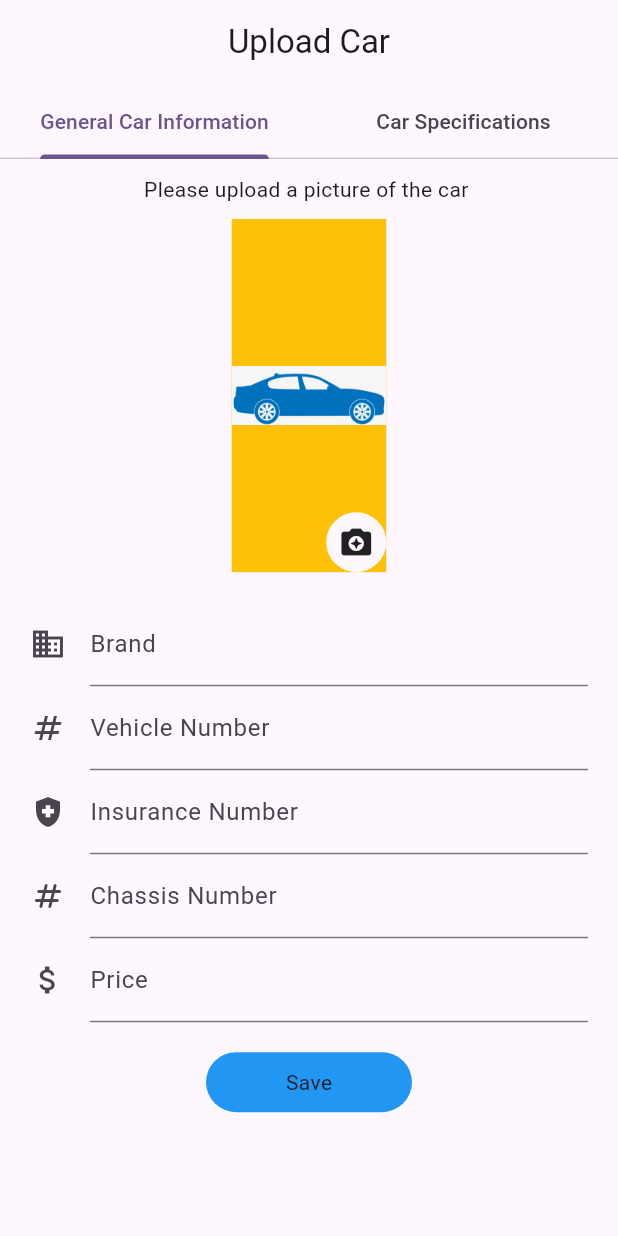
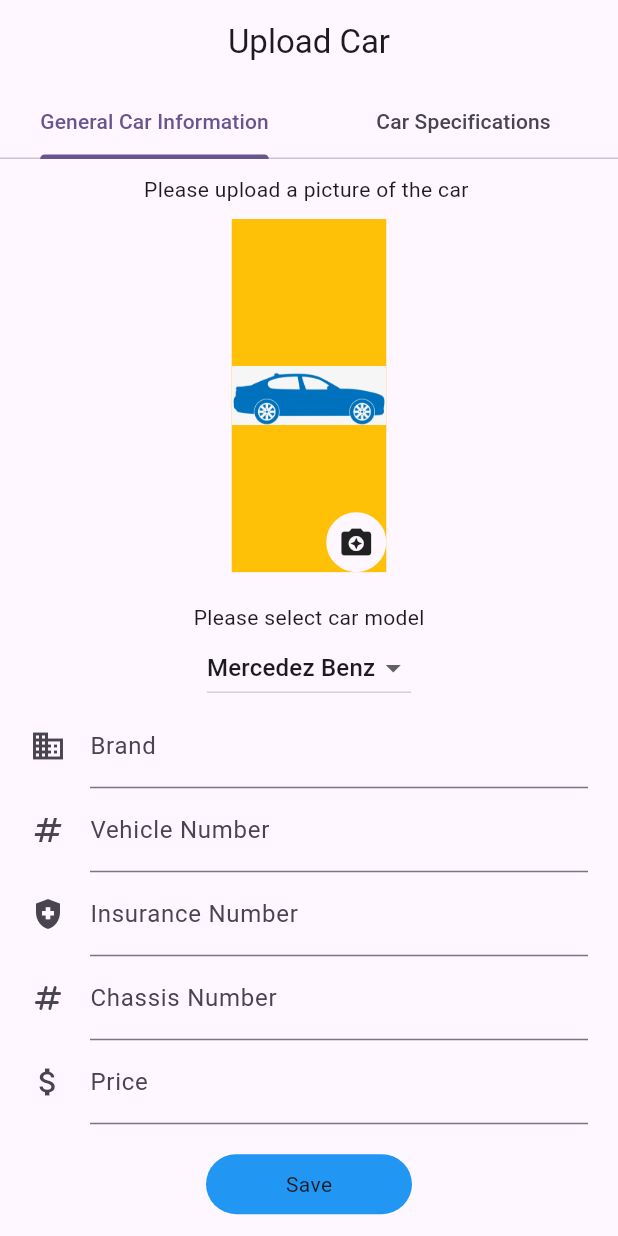
Before and after one commit to padman-1/Vehicle-rental-management-portal, a Flutter app: the UploadTab screen opened directly, on a phone screen of 412 x 824 dp. Run offline on Flutter 3.47's test engine with Material 2 defaults, Android fonts, the light colour scheme and no system bars; our stand-ins replace google_fonts.

Commit message:
added a drop down menu for the car model

```diff
--- a/lib/pages/car_upload/components/general_car_info_form.dart
+++ b/lib/pages/car_upload/components/general_car_info_form.dart
@@ -39,6 +39,9 @@
   @override
   Widget build(BuildContext context) {
     final devSize = MediaQuery.of(context).size;
+    List<String> list = <String>["Mercedez Benz","Jaguar","Lexus","Chevrolet"];
+    String selectedValue = list.first;
+
     return  SingleChildScrollView(
       child: Column(
         //mainAxisAlignment: MainAxisAlignment.center,
@@ -88,36 +91,57 @@
           const SizedBox(
             height: 20,
           ),
+          const Text('Please select car model'),
           Form(
             child: Container(
               margin: const EdgeInsets.symmetric(horizontal: 20),
-              child: const Column(
+              child: Column(
                 children: [
+                  DropdownButton(
+                    value: selectedValue,
+                    // items: dropdownItems,
+                    onChanged: (String? value){
+                    setState(() {
+                      selectedValue = value!;
+                    });
+                  },
+                  items: list.map<DropdownMenuItem<String>>((value) {
+                    return DropdownMenuItem(
+                      value: value,
+                      child: Text(value),
+                      );
+                  }).toList(),
+
+                  ),
                    CarSpecsFormTextField(
                     icon: Icon(Icons.business),
                     labeltext: 'Brand',
                     hintext: 'Enter the car Brand',
-              // controller: _brandController,
+                    controller: _brandController,
                 ),
                   CarSpecsFormTextField(
                     icon: Icon(Icons.numbers),
                     labeltext: 'Vehicle Number',
                     hintext: 'Enter the Vehicle Number',
+                    controller: _vehicleNumberController,
                 ),
                   CarSpecsFormTextField(
                     icon: Icon(Icons.health_and_safety),
                     labeltext: 'Insurance Number',
                     hintext: 'Enter the Insurance Number',
+                    controller: _insuranceNumberController,
                 ),
                   CarSpecsFormTextField(
                     icon: Icon(Icons.numbers_rounded),
                     labeltext: 'Chassis Number',
                     hintext: 'Enter the Chassis Number',
+                    controller: _vinNumberController,
                 ),
                   CarSpecsFormTextField(
                     icon: Icon(Icons.attach_money),
                     labeltext: 'Price',
                     hintext: 'Enter the amount',
+                    controller: _amountController,
                 ),
                 ],
               ),
@@ -146,3 +170,12 @@
     );
   }
 }
+List<DropdownMenuItem<String>> get dropdownItems{
+  List<DropdownMenuItem<String>> menuItems = const [
+    DropdownMenuItem(child: Text("Mercedez Benz"),value: "Mercedez Benz"),
+    DropdownMenuItem(child: Text("Jaguar"),value: "Jaguar"),
+    DropdownMenuItem(child: Text("Lexus"),value: "Lexus"),
+    DropdownMenuItem(child: Text("Honda"),value: "Honda"),
+  ];
+  return menuItems;
+}
```
Lines whose indentation alone changed are shown as unchanged.
